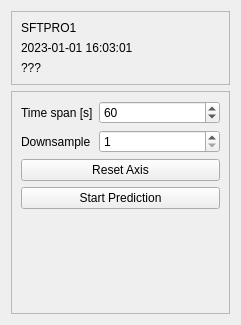
Qt form resources/ui/plot_settings_widget.ui (antolu/sps-app-hysteresis) before a commit.
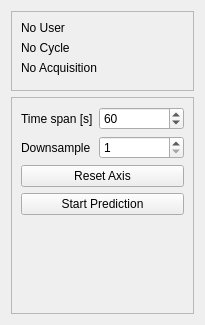
The same form after that commit. Custom widgets are drawn as their Qt base class.

Commit message: add acquisition status to PlotSettingsWidget

Patch:
```diff
--- a/resources/ui/plot_settings_widget.ui
+++ b/resources/ui/plot_settings_widget.ui
@@ -6,7 +6,7 @@
    <rect>
     <x>0</x>
     <y>0</y>
-    <width>241</width>
+    <width>205</width>
     <height>325</height>
    </rect>
   </property>
@@ -35,21 +35,8 @@
       <enum>QFrame::Raised</enum>
      </property>
      <layout class="QGridLayout" name="gridLayout">
-      <item row="1" column="0">
-       <widget class="QLabel" name="labelCycleTime">
-        <property name="sizePolicy">
-         <sizepolicy hsizetype="Preferred" vsizetype="Fixed">
-          <horstretch>0</horstretch>
-          <verstretch>0</verstretch>
-         </sizepolicy>
-        </property>
-        <property name="text">
-         <string>2023-01-01 16:03:01</string>
-        </property>
-       </widget>
-      </item>
       <item row="2" column="0">
-       <widget class="QLabel" name="label_3">
+       <widget class="QLabel" name="labelCycleTime">
         <property name="sizePolicy">
          <sizepolicy hsizetype="Preferred" vsizetype="Fixed">
           <horstretch>0</horstretch>
@@ -57,24 +44,11 @@
          </sizepolicy>
         </property>
         <property name="text">
-         <string>???</string>
+         <string>No Acquisition</string>
         </property>
        </widget>
       </item>
-      <item row="0" column="0">
-       <widget class="QLabel" name="labelCycle">
-        <property name="sizePolicy">
-         <sizepolicy hsizetype="Preferred" vsizetype="Fixed">
-          <horstretch>0</horstretch>
-          <verstretch>0</verstretch>
-         </sizepolicy>
-        </property>
-        <property name="text">
-         <string>SFTPRO1</string>
-        </property>
-       </widget>
-      </item>
-      <item row="0" column="1" rowspan="3">
+      <item row="0" column="1" rowspan="4">
        <widget class="Led" name="Led">
         <property name="toolTip">
          <string/>
@@ -84,6 +58,32 @@
         </property>
        </widget>
       </item>
+      <item row="0" column="0">
+       <widget class="QLabel" name="labelUser">
+        <property name="sizePolicy">
+         <sizepolicy hsizetype="Preferred" vsizetype="Fixed">
+          <horstretch>0</horstretch>
+          <verstretch>0</verstretch>
+         </sizepolicy>
+        </property>
+        <property name="text">
+         <string>No User</string>
+        </property>
+       </widget>
+      </item>
+      <item row="1" column="0">
+       <widget class="QLabel" name="labelCycle">
+        <property name="sizePolicy">
+         <sizepolicy hsizetype="Preferred" vsizetype="Fixed">
+          <horstretch>0</horstretch>
+          <verstretch>0</verstretch>
+         </sizepolicy>
+        </property>
+        <property name="text">
+         <string>No Cycle</string>
+        </property>
+       </widget>
+      </item>
      </layout>
     </widget>
    </item>
```
The commit also changes 6 other files.
